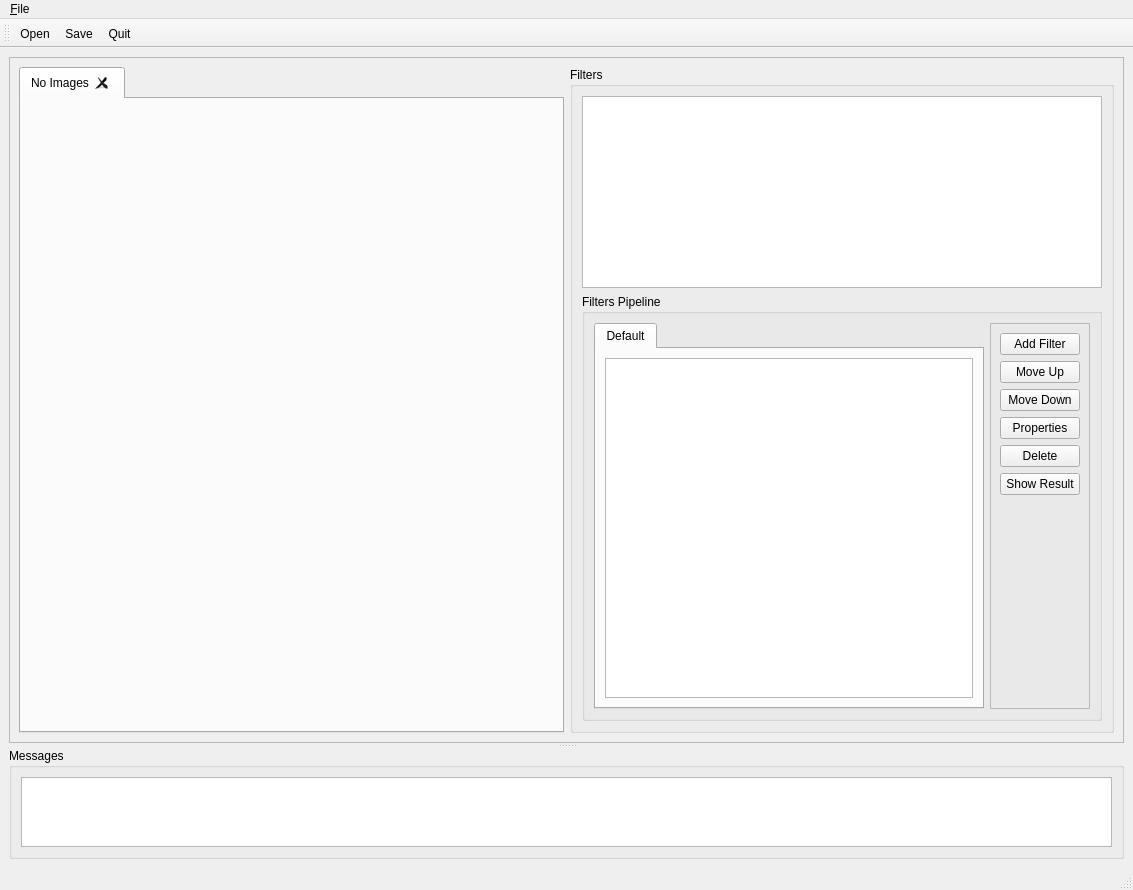
Above: widgets/UI/testbench.ui from PierFF/Vision before the change. Below: the same form after it.
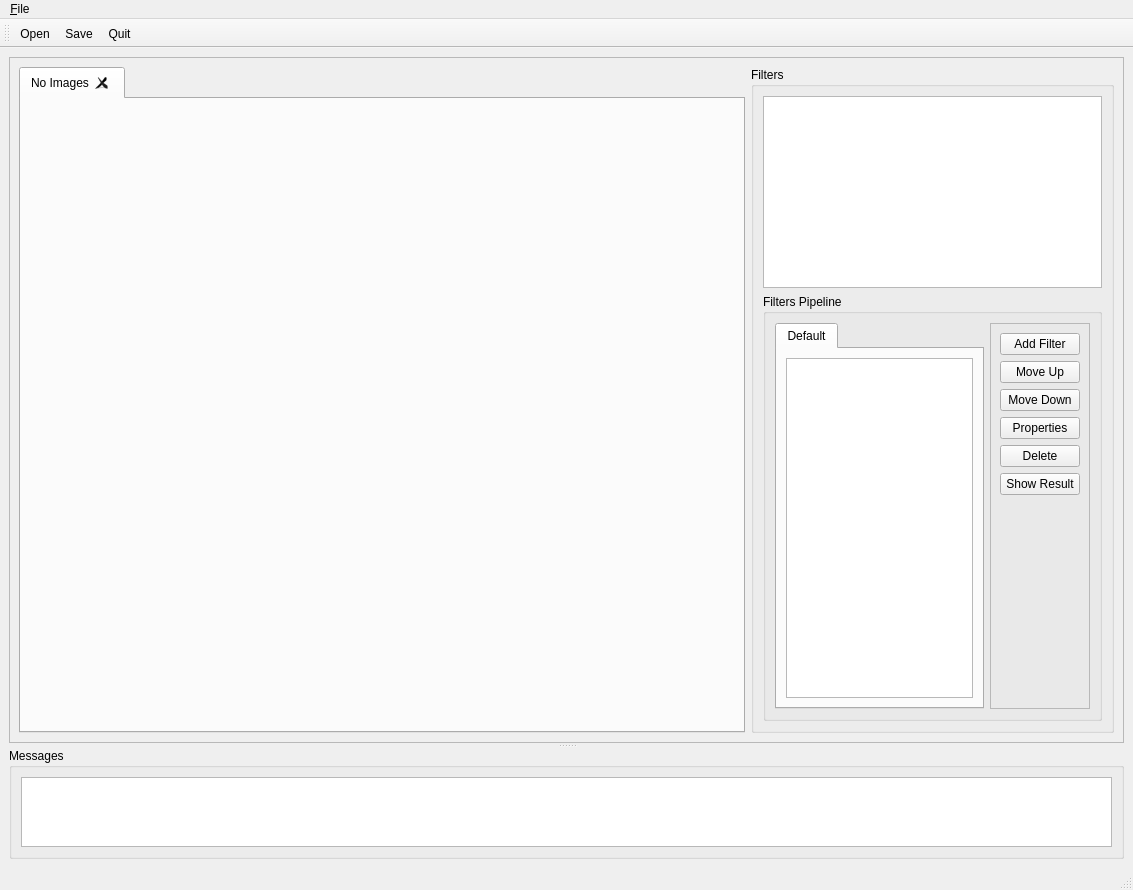
That is the form after the change. Icons and pictures are not drawn.

Patch:
```diff
--- a/widgets/UI/testbench.ui
+++ b/widgets/UI/testbench.ui
@@ -50,7 +50,7 @@
           </property>
           <property name="sizePolicy">
            <sizepolicy hsizetype="Expanding" vsizetype="Expanding">
-            <horstretch>0</horstretch>
+            <horstretch>2</horstretch>
             <verstretch>0</verstretch>
            </sizepolicy>
           </property>
@@ -73,6 +73,12 @@
         </item>
         <item>
          <widget class="QGroupBox" name="filtersGroup">
+          <property name="sizePolicy">
+           <sizepolicy hsizetype="Preferred" vsizetype="Preferred">
+            <horstretch>1</horstretch>
+            <verstretch>0</verstretch>
+           </sizepolicy>
+          </property>
           <property name="title">
            <string>Filters</string>
           </property>
```
Left out of the diff: 11 changed lines with no effect on the pictures.
